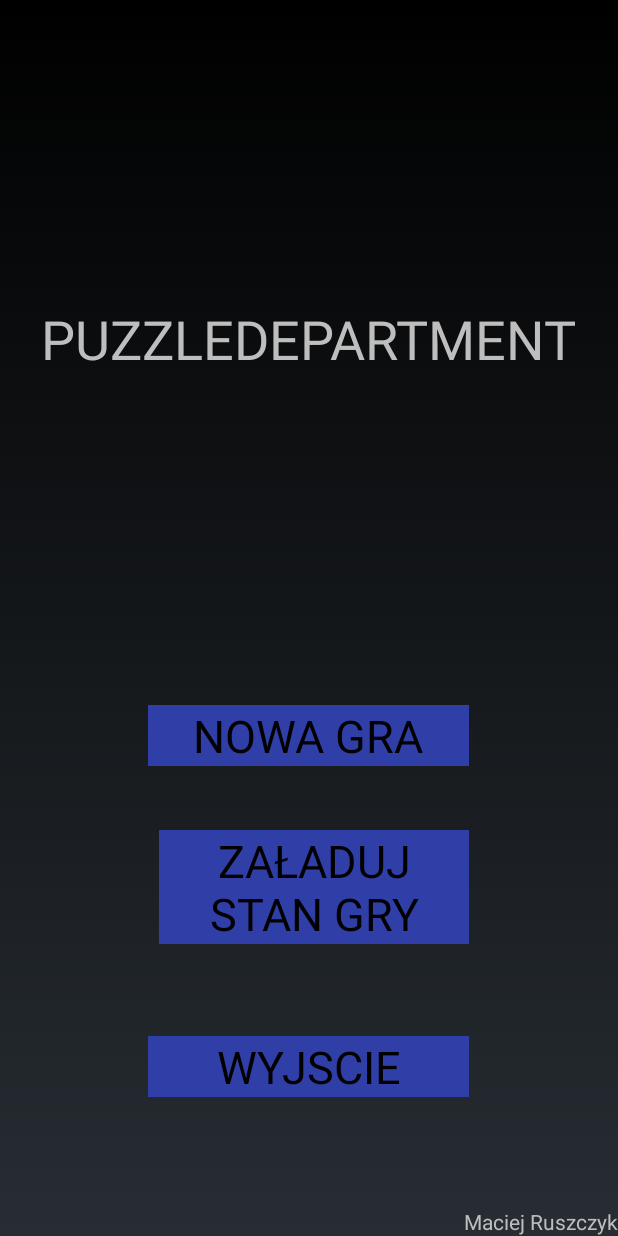
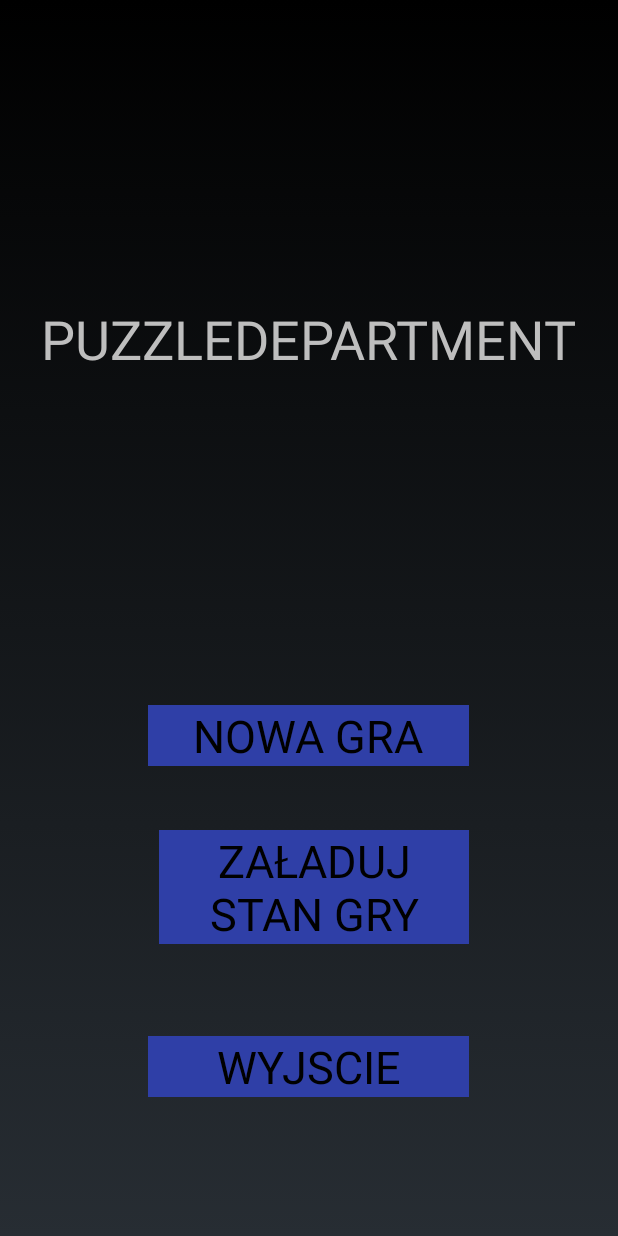
Before and after one commit to Maciek-R/PuzzleDepartment, an Android app: the screen it shows after launch (StartMenuActivity), on a phone screen of 412 x 824 dp. Run offline under Robolectric (Android 15) with nearby library versions, the phone set to English and light mode, and no system bars.

Commit message:
little changes

```diff
--- a/app/src/main/AndroidManifest.xml
+++ b/app/src/main/AndroidManifest.xml
@@ -15,7 +15,9 @@
                 <category android:name="android.intent.category.LAUNCHER" />
             </intent-filter>
         </activity>
-        <activity android:name=".MainGameActivity">
+        <activity
+            android:name=".MainGameActivity"
+            android:theme="@android:style/Theme.NoTitleBar.Fullscreen"
             android:screenOrientation="landscape">
         </activity>
     </application>
--- a/app/src/main/java/pl/android/puzzledepartment/StartMenuActivity.java
+++ b/app/src/main/java/pl/android/puzzledepartment/StartMenuActivity.java
@@ -28,11 +28,6 @@ public class StartMenuActivity extends Activity {
         this.requestWindowFeature(Window.FEATURE_NO_TITLE);
 
         setContentView(R.layout.start_activity);
-
-        /*NewGameButton = (Button) findViewById(R.id.NewGame);
-        ExitButton = (Button) findViewById(R.id.Exit);
-        BestScoreButton = (Button) findViewById(R.id.BestScore);
-        HardModeButton = (Button) findViewById(R.id.HardMode);*/
 
     }
 
--- a/app/src/main/res/values/strings.xml
+++ b/app/src/main/res/values/strings.xml
@@ -2,7 +2,7 @@
     <string name="app_name">PuzzleDepartment</string>
     <string name="app_name_upp">PUZZLEDEPARTMENT</string>
     <string name="save">save.txt</string>
-    <string name="author">Maciej Ruszczyk</string>
+    <string name="author"></string>
     <string name="new_game">NOWA GRA</string>
     <string name="load">ZAŁADUJ STAN GRY</string>
     <string name="exit">WYJSCIE</string>
```
